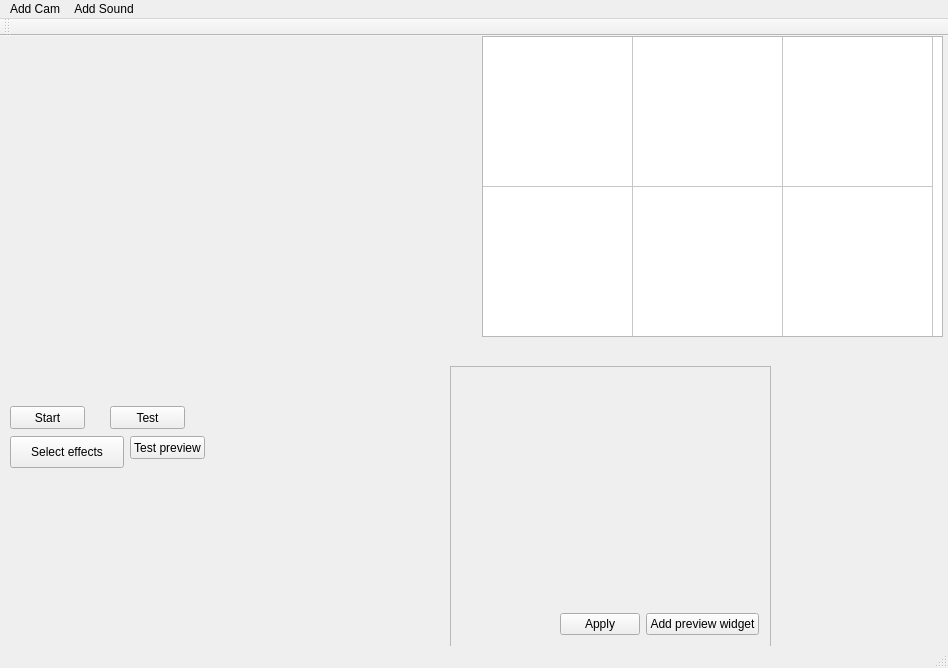
The window that mainwindow.ui (m-garanin/zgui-qt) describes before a commit, drawn with Qt 5.
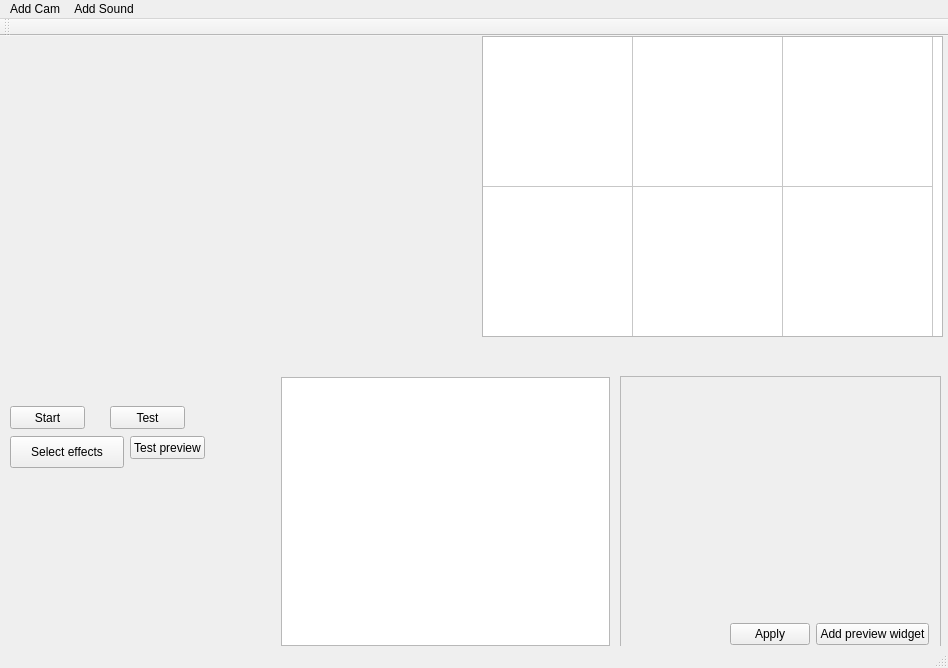
The same window after the commit. Custom widgets are drawn as their Qt base class.

```diff
--- a/mainwindow.ui
+++ b/mainwindow.ui
@@ -43,9 +43,9 @@
    <widget class="QWidget" name="horizontalLayoutWidget">
     <property name="geometry">
      <rect>
-      <x>210</x>
+      <x>10</x>
       <y>430</y>
-      <width>211</width>
+      <width>131</width>
       <height>131</height>
      </rect>
     </property>
@@ -80,8 +80,8 @@
    <widget class="QFrame" name="frame">
     <property name="geometry">
      <rect>
-      <x>450</x>
-      <y>330</y>
+      <x>620</x>
+      <y>340</y>
       <width>321</width>
       <height>281</height>
      </rect>
@@ -170,6 +170,21 @@
     <column/>
     <column/>
    </widget>
+   <widget class="QWidget" name="verticalLayoutWidget">
+    <property name="geometry">
+     <rect>
+      <x>270</x>
+      <y>330</y>
+      <width>351</width>
+      <height>291</height>
+     </rect>
+    </property>
+    <layout class="QVBoxLayout" name="verticalLayout">
+     <item>
+      <widget class="QTableWidget" name="tableWidget_2"/>
+     </item>
+    </layout>
+   </widget>
   </widget>
   <widget class="QMenuBar" name="menuBar">
    <property name="geometry">
```
